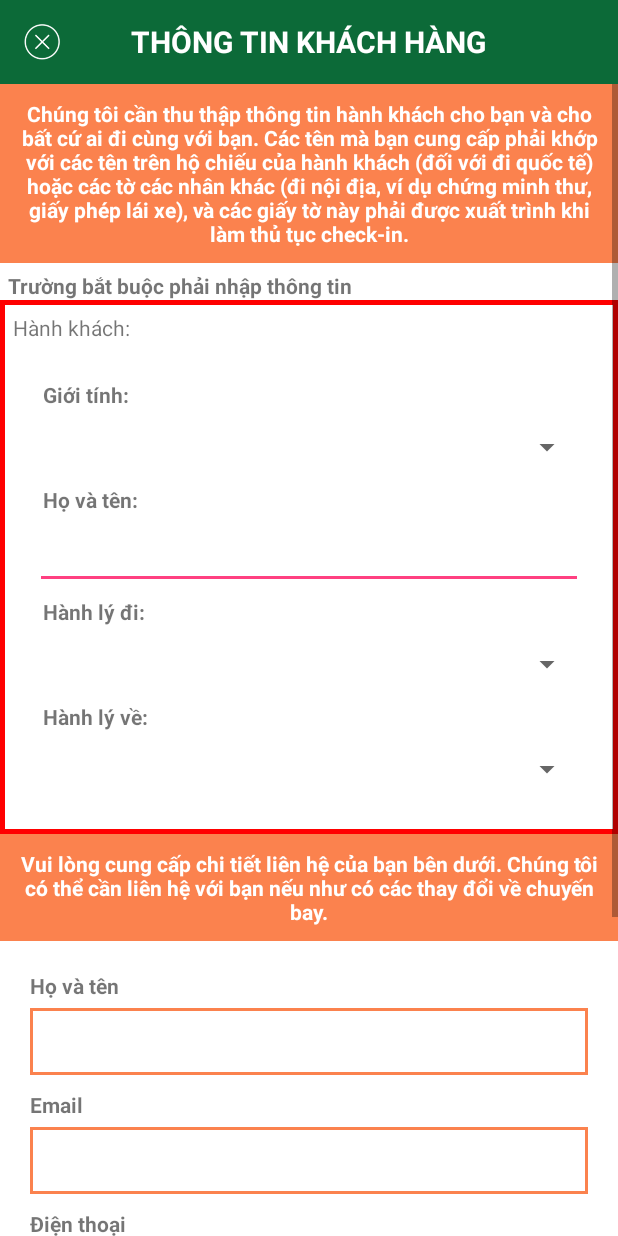
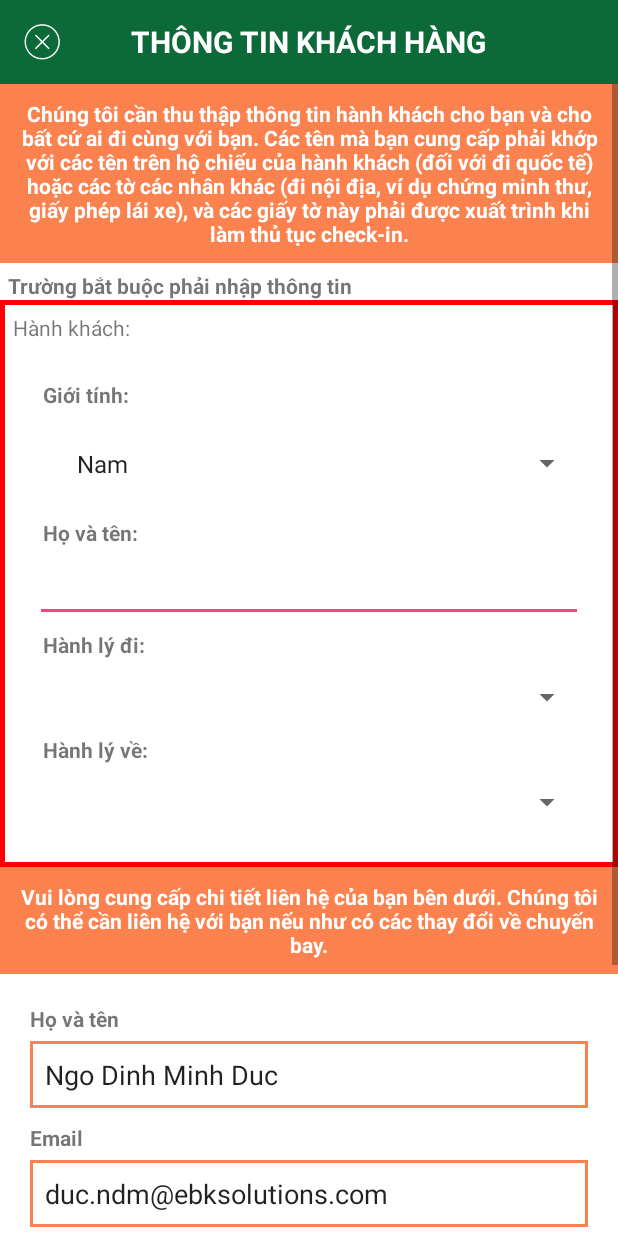
Before and after one commit to codeworxzw/FightBooking, an Android app: the CustommerInfoActivity screen opened directly, with no data from a screen before it, on a phone screen of 412 x 824 dp. Run offline under Robolectric (Android 15) with nearby library versions, the phone set to English and light mode, and no system bars; pictures from the network do not load.

Commit message:
Send customer info

```diff
--- a/app/src/main/java/com/ebksoft/flightbooking/CustommerInfoActivity.java
+++ b/app/src/main/java/com/ebksoft/flightbooking/CustommerInfoActivity.java
@@ -1,15 +1,23 @@
 package com.ebksoft.flightbooking;
 
 import android.os.Bundle;
+import android.view.View;
 import android.widget.ArrayAdapter;
+import android.widget.EditText;
 import android.widget.Spinner;
 
 import com.ebksoft.flightbooking.model.BagModel;
+import com.ebksoft.flightbooking.model.PassengerModel;
 import com.ebksoft.flightbooking.model.ResponseObj.GetBagResObj;
+import com.ebksoft.flightbooking.model.ResponseObj.SVResponseObj;
 import com.ebksoft.flightbooking.network.AppRequest;
 import com.ebksoft.flightbooking.utils.CommonUtils;
 import com.ebksoft.flightbooking.utils.DataRequestCallback;
 import com.ebksoft.flightbooking.utils.SharedpreferencesUtils;
+import com.google.gson.Gson;
+
+import org.json.JSONArray;
+import org.json.JSONObject;
 
 import java.util.ArrayList;
 import java.util.HashMap;
@@ -18,13 +26,16 @@ import java.util.List;
 /**
  * Created by chauminhnhut on 2/1/16.
  */
-public class CustommerInfoActivity extends BaseActivity {
+public class CustommerInfoActivity extends BaseActivity implements View.OnClickListener {
+
+
+    private EditText etContactName, etEmail, etPhone, etAddress;
 
     private List<String> lstBagPriceWays, lstBagPriceWaysBack;
-    private  ArrayAdapter<String> dataAdapterWays;
-    private  ArrayAdapter<String> dataAdapterWaysBack;
+    private ArrayAdapter<String> dataAdapterWays;
+    private ArrayAdapter<String> dataAdapterWaysBack;
 
-    private Spinner spinnerBagGo,spinnerBagBack;
+    private Spinner spinnerBagGo, spinnerBagBack, spinnerGender;
 
     @Override
     protected void onCreate(Bundle savedInstanceState) {
@@ -41,9 +52,17 @@ public class CustommerInfoActivity extends BaseActivity {
         initTitle(getString(R.string.custommer_info));
         initButtonBack();
 
-        spinnerBagGo = (Spinner)findViewById(R.id.spinnerBagGo);
-        spinnerBagBack = (Spinner)findViewById(R.id.spinnerBagBack);
+        spinnerGender = (Spinner) findViewById(R.id.spinnerGender);
+        spinnerBagGo = (Spinner) findViewById(R.id.spinnerBagGo);
+        spinnerBagBack = (Spinner) findViewById(R.id.spinnerBagBack);
 
+        etContactName = (EditText) findViewById(R.id.etContactName);
+        etPhone = (EditText) findViewById(R.id.etPhone);
+        etEmail = (EditText) findViewById(R.id.etEmail);
+        etAddress = (EditText) findViewById(R.id.etAddress);
+
+
+        findViewById(R.id.btFinish).setOnClickListener(this);
     }
 
     @Override
@@ -60,6 +79,15 @@ public class CustommerInfoActivity extends BaseActivity {
 
         spinnerBagGo.setAdapter(dataAdapterWays);
         spinnerBagBack.setAdapter(dataAdapterWaysBack);
+
+
+        List<String> dataGender = new ArrayList<>();
+        dataGender.add("Nam");
+        dataGender.add("Nữ");
+
+        ArrayAdapter<String> adapterGenner = new ArrayAdapter<String>(this, android.R.layout.simple_spinner_item, dataGender);
+        adapterGenner.setDropDownViewResource(android.R.layout.simple_spinner_dropdown_item);
+        spinnerGender.setAdapter(adapterGenner);
 
         getBag();
 
@@ -82,15 +110,15 @@ public class CustommerInfoActivity extends BaseActivity {
                     if (result.status.equals("0")) {
 
                         String s = "";
-                        for (int i=0;i<result.data.size();i++){
+                        for (int i = 0; i < result.data.size(); i++) {
 
                             BagModel b = result.data.get(i);
 
                             s = String.format("%dKg - %d VND", b.BagValue, b.BagPrice);
 
-                            if(b.BagForWays==1){
+                            if (b.BagForWays == 1) {
                                 lstBagPriceWays.add(s);
-                            }else{
+                            } else {
                                 lstBagPriceWaysBack.add(s);
                             }
 
@@ -111,4 +139,111 @@ public class CustommerInfoActivity extends BaseActivity {
         });
     }
 
+    private void addPassenger() {
+
+        CommonUtils.showProgressDialog(this);
+        HashMap<String, Object> params = new HashMap<String, Object>();
+
+        params.put("session_key", SharedpreferencesUtils.getInstance(this).read("session_key"));
+
+        Booking booking = new Booking();
+        String name = etContactName.getText().toString();
+        int indexFirstSpace = name.indexOf(" ");
+
+        booking.ContactFirstName = name.substring(0, indexFirstSpace);
+        booking.ContactLastName = name.substring(indexFirstSpace, name.length() - 1);
+        booking.ContactAddress = etAddress.getText().toString();
+        booking.ContactEmail = etEmail.getText().toString();
+        booking.ContactPhone = etPhone.getText().toString();
+
+        try {
+            String jsonString = new Gson().toJson(booking);
+            JSONObject jsonObject = new JSONObject(jsonString);
+            params.put("booking", jsonObject);
+        }catch (Exception ex){
+
+        }
+
+        //
+        PassengerModel passenger = new PassengerModel();
+        passenger.FirstName = "Duc";
+        passenger.LastName = "Ngo Dinh Minh";
+        passenger.PassengerType = 1;
+
+        long bt = System.currentTimeMillis();
+        String birthDay  = "/Date(" + bt + ")/";
+        passenger.Birthday = birthDay;
+        passenger.DepartBagID = 213;
+        passenger.DepartBagValue = 15;
+        passenger.ReturnBagID = 214;
+        passenger.ReturnBagValue = 20;
+
+        passenger.Sex = "M";
+
+        JSONArray jsonArray = new JSONArray();
+
+        try {
+            String jsonPassenger = new Gson().toJson(passenger);
+            JSONObject jsonObject = new JSONObject(jsonPassenger);
+
+            jsonArray.put(jsonObject);
+        }catch (Exception ex){
+
+        }
+
+        params.put("passengers", jsonArray);
+
+
+        AppRequest.addPassenger(this, params, true, new DataRequestCallback<SVResponseObj>() {
+            @Override
+            public void onResult(SVResponseObj result, boolean continueWaiting) {
+                CommonUtils.closeProgressDialog();
+
+                if (null != result) {
+                    if (result.status.equals("0")) {
+
+
+
+                    } else {
+                        CommonUtils.showToast(mContext, result.message);
+                    }
+
+                } else {
+                    CommonUtils.showToast(mContext, getString(R.string.connection_timeout));
+                }
+
+            }
+        });
+    }
+
+    @Override
+    public void onClick(View view) {
+        if (view.getId() == R.id.btFinish) {
+            addPassenger();
+        }
+    }
+
+    private class Booking{
+        public int BookingID;
+        public String ContactFirstName;
+        public String ContactLastName;
+        public String ContactPhone;
+        public String ContactAddress;
+        public String ContactEmail;
+        public boolean IsVAT;
+        public String VatCompanyName;
+        public String VatCompanyNo;
+        public String VatCompanyAddress;
+
+        public int BookingStatus;
+        public String PNR;
+        public String FlightInfo;
+        public int TotalPrice;
+        public int GrossPrice;
+        public String HoldToDate;
+        public String City;
+        public String Country;
+        public String Province;
+        public String Meassage;
+    }
 }
--- a/app/src/main/java/com/ebksoft/flightbooking/utils/ConfigAPI.java
+++ b/app/src/main/java/com/ebksoft/flightbooking/utils/ConfigAPI.java
@@ -17,4 +17,5 @@ public class ConfigAPI {
     public static final String API_GET_TICKET = "/getticket";
     public static final String API_SELECT_TICKET = "/selectticket";
     public static final String API_GET_BAG = "/GetBag";
+    public static final String API_ADD_PASSENGER = "/addpassengers";
 }
--- a/app/src/main/res/layout/layout_custommer_info_activity.xml
+++ b/app/src/main/res/layout/layout_custommer_info_activity.xml
@@ -88,6 +88,7 @@
                                     android:textStyle="bold" />
 
                                 <Spinner
+                                    android:id="@+id/spinnerGender"
                                     android:layout_width="match_parent"
                                     android:layout_height="wrap_content"
                                     android:layout_marginTop="5dp"
@@ -104,6 +105,7 @@
                                     android:textStyle="bold" />
 
                                 <EditText
+
                                     android:layout_width="match_parent"
                                     android:layout_height="wrap_content"
                                     android:layout_marginTop="5dp"
@@ -159,10 +161,10 @@
 
             <!--Truong thong tin ca nhan-->
             <LinearLayout
-                android:orientation="vertical"
                 android:layout_width="match_parent"
                 android:layout_height="match_parent"
-                android:background="#fff">
+                android:background="#fff"
+                android:orientation="vertical">
 
 
                 <TextView
@@ -191,12 +193,13 @@
                         android:textStyle="bold" />
 
                     <EditText
-                        android:id="@+id/etName"
+                        android:id="@+id/etContactName"
                         android:layout_width="match_parent"
                         android:layout_height="wrap_content"
                         android:layout_marginTop="5dp"
                         android:background="@drawable/border_edittext_persional_info"
-                        android:padding="10dp" />
+                        android:padding="10dp"
+                        android:text="Ngo Dinh Minh Duc" />
 
                     <TextView
                         android:layout_width="match_parent"
@@ -211,7 +214,8 @@
                         android:layout_height="wrap_content"
                         android:layout_marginTop="5dp"
                         android:background="@drawable/border_edittext_persional_info"
-                        android:padding="10dp" />
+                        android:padding="10dp"
+                        android:text="duc.ndm@ebksolutions.com" />
 
                     <TextView
                         android:layout_width="match_parent"
@@ -226,7 +230,8 @@
                         android:layout_height="wrap_content"
                         android:layout_marginTop="5dp"
                         android:background="@drawable/border_edittext_persional_info"
-                        android:padding="10dp" />
+                        android:padding="10dp"
+                        android:text="01698767890" />
 
                     <TextView
                         android:layout_width="match_parent"
@@ -241,22 +246,8 @@
                         android:layout_height="wrap_content"
                         android:layout_marginTop="5dp"
                         android:background="@drawable/border_edittext_persional_info"
-                        android:padding="10dp" />
-
-                    <TextView
-                        android:layout_width="match_parent"
-                        android:layout_height="wrap_content"
-                        android:layout_marginTop="10dp"
-                        android:text="@string/persional_special_req"
-                        android:textStyle="bold" />
-
-                    <EditText
-                        android:id="@+id/etReq"
-                        android:layout_width="match_parent"
-                        android:layout_height="wrap_content"
-                        android:layout_marginTop="5dp"
-                        android:background="@drawable/border_edittext_persional_info"
-                        android:padding="10dp" />
+                        android:padding="10dp"
+                        android:text="12 Van Kiep, P12, Q Binh Thanh" />
 
                 </LinearLayout>
 
```
Also changed, not shown: app/src/main/java/com/ebksoft/flightbooking/model/PassengerModel.java (added, +34 -0 lines), app/src/main/java/com/ebksoft/flightbooking/network/AppRequest.java (+30 -0 lines).
